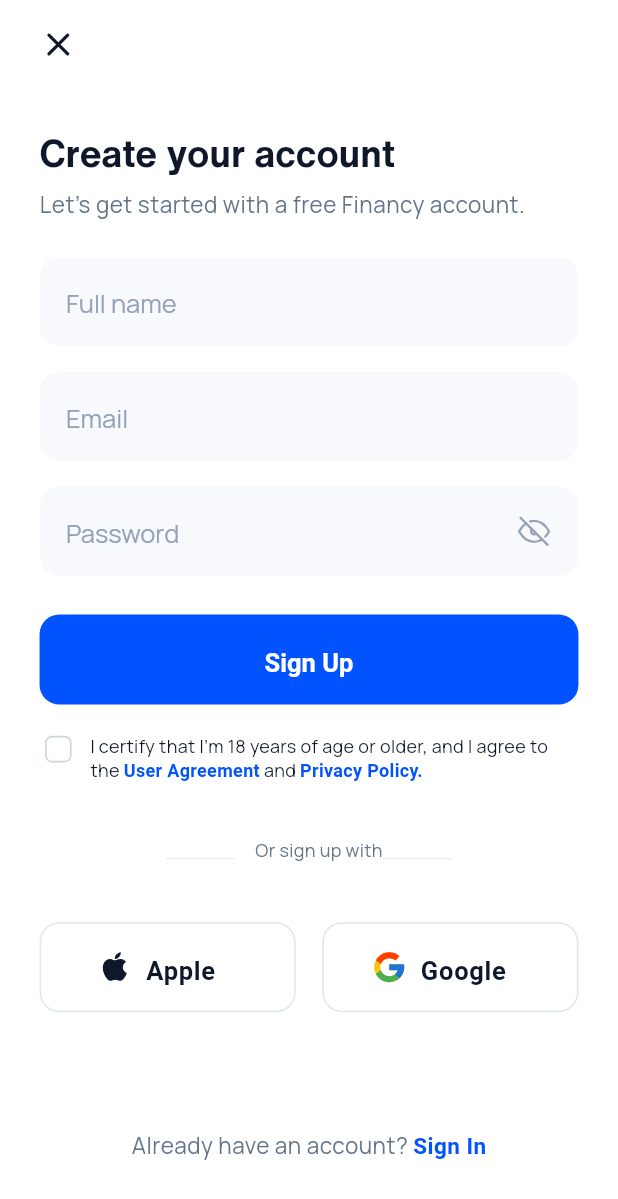
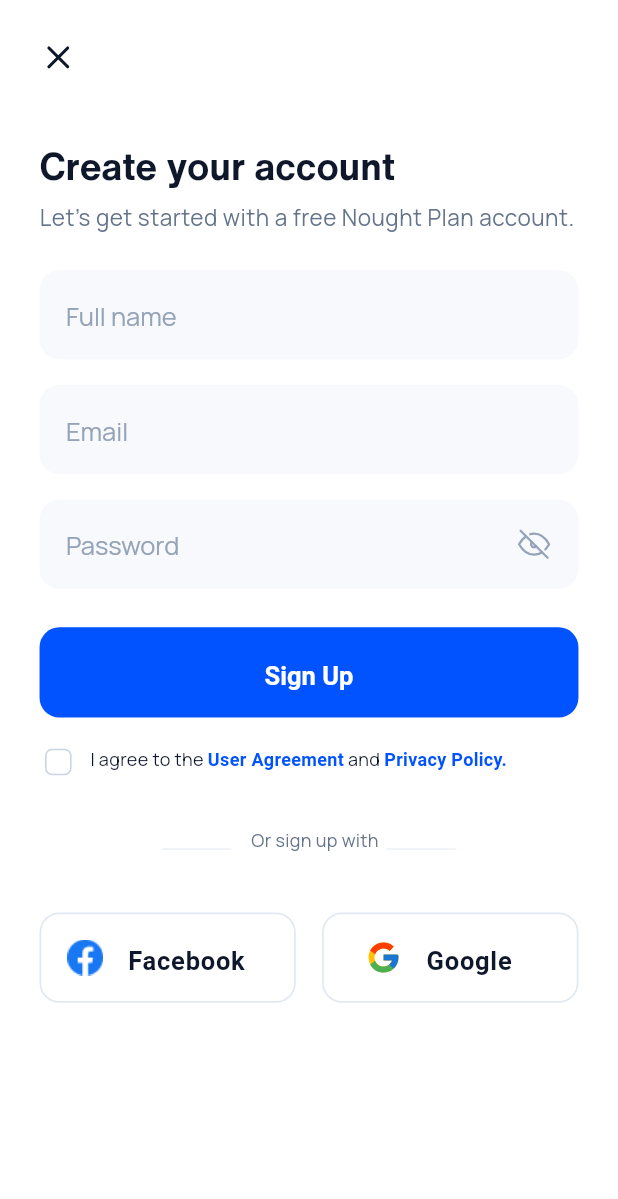
Before and after one commit to RoseLXIV/noughtplan, a Flutter app: the SignUpEmailScreen screen opened directly, on a phone screen of 412 x 824 dp. Shown: the top 1199 px of the screen. Run offline on Flutter 3.47's test engine with Material 2 defaults, Android fonts, the phone set to English and light mode, and no system bars; our stand-ins replace cached_network_image, cloud_firestore, firebase_auth, firebase_core, flutter_riverpod, flutter_svg and 4 more; missing offline and left inert: country_pickers, flutter_facebook_auth; accounts and stored records are empty; project files that could hold a hidden picture were left out.

Commit message:
Loading and SignUp/Forget Password Page

```diff
--- a/lib/presentation/generator_salary_screen/generator_salary_screen.dart
+++ b/lib/presentation/generator_salary_screen/generator_salary_screen.dart
@@ -1,5 +1,3 @@
-import 'dart:collection';
-
 import 'package:flutter/services.dart';
 import 'package:flutter_svg/flutter_svg.dart';
 import 'package:hooks_riverpod/hooks_riverpod.dart';
@@ -8,7 +6,6 @@ import 'package:intl/intl.dart';
 import 'package:flutter_riverpod/flutter_riverpod.dart';
 import 'package:noughtplan/core/auth/providers/auth_state_provider.dart';
 
-import '../generator_salary_screen/widgets/listdatatypeone_item_widget.dart';
 import 'package:flutter/material.dart';
 import 'package:noughtplan/core/app_export.dart';
 import 'package:noughtplan/widgets/app_bar/appbar_image.dart';
--- a/lib/presentation/sign_up_email_screen/sign_up_email_screen.dart
+++ b/lib/presentation/sign_up_email_screen/sign_up_email_screen.dart
@@ -28,8 +28,9 @@ class SignUpEmailScreen extends StatelessWidget {
                 key: _formKey,
                 child: Container(
                     width: double.maxFinite,
+                    height: size.height,
                     padding:
-                        getPadding(left: 24, top: 16, right: 24, bottom: 16),
+                        getPadding(left: 24, top: 24, right: 24, bottom: 16),
                     child: Column(
                         crossAxisAlignment: CrossAxisAlignment.start,
                         mainAxisAlignment: MainAxisAlignment.start,
@@ -50,7 +51,7 @@ class SignUpEmailScreen extends StatelessWidget {
                           Padding(
                               padding: getPadding(top: 8),
                               child: Text(
-                                  "Let’s get started with a free Financy account.",
+                                  "Let’s get started with a free Nought Plan account.",
                                   overflow: TextOverflow.ellipsis,
                                   textAlign: TextAlign.left,
                                   style: AppStyle.txtManropeRegular14.copyWith(
@@ -96,7 +97,7 @@ class SignUpEmailScreen extends StatelessWidget {
                                         svgPath: ImageConstant.imgVideocamera,
                                         height: getSize(24),
                                         width: getSize(24),
-                                        margin: getMargin(bottom: 17)),
+                                        margin: getMargin(bottom: 10)),
                                     Expanded(
                                         child: Container(
                                             width: getHorizontalSize(276),
@@ -104,8 +105,7 @@ class SignUpEmailScreen extends StatelessWidget {
                                             child: RichText(
                                                 text: TextSpan(children: [
                                                   TextSpan(
-                                                      text:
-                                                          "I certify that I’m 18 years of age or older, and I agree to the ",
+                                                      text: "I agree to the ",
                                                       style: TextStyle(
                                                           color: ColorConstant
                                                               .gray900,
@@ -164,7 +164,7 @@ class SignUpEmailScreen extends StatelessWidget {
                           Align(
                               alignment: Alignment.center,
                               child: Padding(
-                                  padding: getPadding(top: 26),
+                                  padding: getPadding(top: 19),
                                   child: Row(
                                       mainAxisAlignment:
                                           MainAxisAlignment.center,
@@ -181,7 +181,7 @@ class SignUpEmailScreen extends StatelessWidget {
                                                         .indigo50))),
                                         Padding(
                                             padding: getPadding(left: 12),
-                                            child: Text("Or sign up with",
+                                            child: Text("Or sign up with  ",
                                                 overflow: TextOverflow.ellipsis,
                                                 textAlign: TextAlign.left,
                                                 style: AppStyle
@@ -207,18 +207,21 @@ class SignUpEmailScreen extends StatelessWidget {
                                     Expanded(
                                       child: CustomButton(
                                         height: getVerticalSize(56),
-                                            text: "Apple",
+                                        text: "Facebook",
                                         margin: getMargin(right: 8),
-                                            variant:
-                                                ButtonVariant.OutlineIndigo50,
+                                        variant: ButtonVariant.OutlineIndigo50,
                                         padding: ButtonPadding.PaddingT14,
                                         fontStyle: ButtonFontStyle
                                             .HelveticaNowTextBold16Gray900,
                                         prefixWidget: Container(
-                                                margin: getMargin(right: 8),
+                                          margin: getMargin(right: 15),
                                           child: CustomImageView(
-                                                    svgPath: ImageConstant
-                                                        .imgEye)))),
+                                            imagePath:
+                                                ImageConstant.imgFacebook,
+                                          ),
+                                        ),
+                                      ),
+                                    ),
                                     Expanded(
                                         child: CustomButton(
                                             height: getVerticalSize(56),
@@ -230,49 +233,49 @@ class SignUpEmailScreen extends StatelessWidget {
                                             fontStyle: ButtonFontStyle
                                                 .HelveticaNowTextBold16Gray900,
                                             prefixWidget: Container(
-                                                margin: getMargin(right: 8),
+                                                margin: getMargin(right: 15),
                                                 child: CustomImageView(
                                                     svgPath: ImageConstant
                                                         .imgGoogle))))
                                   ])),
-                          Align(
-                              alignment: Alignment.center,
-                              child: Padding(
-                                  padding: getPadding(top: 73, bottom: 5),
-                                  child: RichText(
-                                      text: TextSpan(children: [
-                                        TextSpan(
-                                            text: "Already h",
-                                            style: TextStyle(
-                                                color:
-                                                    ColorConstant.blueGray500,
-                                                fontSize: getFontSize(14),
-                                                fontFamily: 'Manrope',
-                                                fontWeight: FontWeight.w400,
-                                                letterSpacing:
-                                                    getHorizontalSize(0.3))),
-                                        TextSpan(
-                                            text: "ave an account? ",
-                                            style: TextStyle(
-                                                color:
-                                                    ColorConstant.blueGray500,
-                                                fontSize: getFontSize(14),
-                                                fontFamily: 'Manrope',
-                                                fontWeight: FontWeight.w400,
-                                                letterSpacing:
-                                                    getHorizontalSize(0.3))),
-                                        TextSpan(
-                                            text: "Sign In",
-                                            style: TextStyle(
-                                                color: ColorConstant.blueA700,
-                                                fontSize: getFontSize(14),
-                                                fontFamily:
-                                                    'Helvetica Now Text ',
-                                                fontWeight: FontWeight.w700,
-                                                letterSpacing:
-                                                    getHorizontalSize(0.3)))
-                                      ]),
-                                      textAlign: TextAlign.left)))
+                          // Align(
+                          //     alignment: Alignment.center,
+                          //     child: Padding(
+                          //         padding: getPadding(top: 73, bottom: 5),
+                          //         child: RichText(
+                          //             text: TextSpan(children: [
+                          //               TextSpan(
+                          //                   text: "Already h",
+                          //                   style: TextStyle(
+                          //                       color:
+                          //                           ColorConstant.blueGray500,
+                          //                       fontSize: getFontSize(14),
+                          //                       fontFamily: 'Manrope',
+                          //                       fontWeight: FontWeight.w400,
+                          //                       letterSpacing:
+                          //                           getHorizontalSize(0.3))),
+                          //               TextSpan(
+                          //                   text: "ave an account? ",
+                          //                   style: TextStyle(
+                          //                       color:
+                          //                           ColorConstant.blueGray500,
+                          //                       fontSize: getFontSize(14),
+                          //                       fontFamily: 'Manrope',
+                          //                       fontWeight: FontWeight.w400,
+                          //                       letterSpacing:
+                          //                           getHorizontalSize(0.3))),
+                          //               // TextSpan(
+                          //               //     text: "Sign In",
+                          //               //     style: TextStyle(
+                          //               //         color: ColorConstant.blueA700,
+                          //               //         fontSize: getFontSize(14),
+                          //               //         fontFamily:
+                          //               //             'Helvetica Now Text ',
+                          //               //         fontWeight: FontWeight.w700,
+                          //               //         letterSpacing:
+                          //               //             getHorizontalSize(0.3)))
+                          //             ]),
+                          //             textAlign: TextAlign.left)))
                         ])))));
   }
 
--- a/lib/theme/app_style.dart
+++ b/lib/theme/app_style.dart
@@ -220,6 +220,15 @@ class AppStyle {
 
   static TextStyle txtHelveticaNowTextBold16 = TextStyle(
     color: ColorConstant.gray900,
+    fontSize: getFontSize(
+      16,
+    ),
+    fontFamily: 'Helvetica Now Text',
+    fontWeight: FontWeight.w700,
+  );
+
+  static TextStyle txtHelveticaNowTextBold16Blue = TextStyle(
+    color: ColorConstant.blueA700,
     fontSize: getFontSize(
       16,
     ),
--- /dev/null
+++ b/lib/views/components/constants/loading/loading_screen_controller.dart
@@ -0,0 +1,15 @@
+import 'package:flutter/foundation.dart' show immutable;
+
+typedef CloseLoadingScreen = bool Function();
+typedef UpdateLoadingScreen = bool Function(String text);
+
+@immutable
+class LoadingScreenController {
+  final CloseLoadingScreen close;
+  final UpdateLoadingScreen update;
+
+  const LoadingScreenController({
+    required this.close,
+    required this.update,
+  });
+}
--- /dev/null
+++ b/lib/views/components/constants/string.dart
@@ -0,0 +1,18 @@
+import 'package:flutter/foundation.dart' show immutable;
+
+@immutable
+class Strings {
+  static const loading = '';
+
+  // static const delete = 'Delete';
+  // static const areYouSureYouWantToDeleteThis =
+  //     'Are you sure you want to delete this';
+
+  // // log out
+  // static const logOut = 'Log out';
+  // static const areYouSureThatYouWantToLogOutOfTheApp =
+  //     'Are you sure that you want to log out of the app?';
+  // static const cancel = 'Cancel';
+
+  const Strings._();
+}
```
Also changed, not shown: lib/core/providers/is_loading_provider.dart (added, +9 -0 lines), lib/main.dart (+13 -1 lines), lib/presentation/get_started_screen/get_started_screen.dart (+30 -15 lines), lib/presentation/login_page_screen/login_page_screen.dart (+77 -29 lines), lib/views/components/constants/loading/loading_screen.dart (added, +94 -0 lines), 1 other file. Lines whose indentation alone changed are shown as unchanged.
